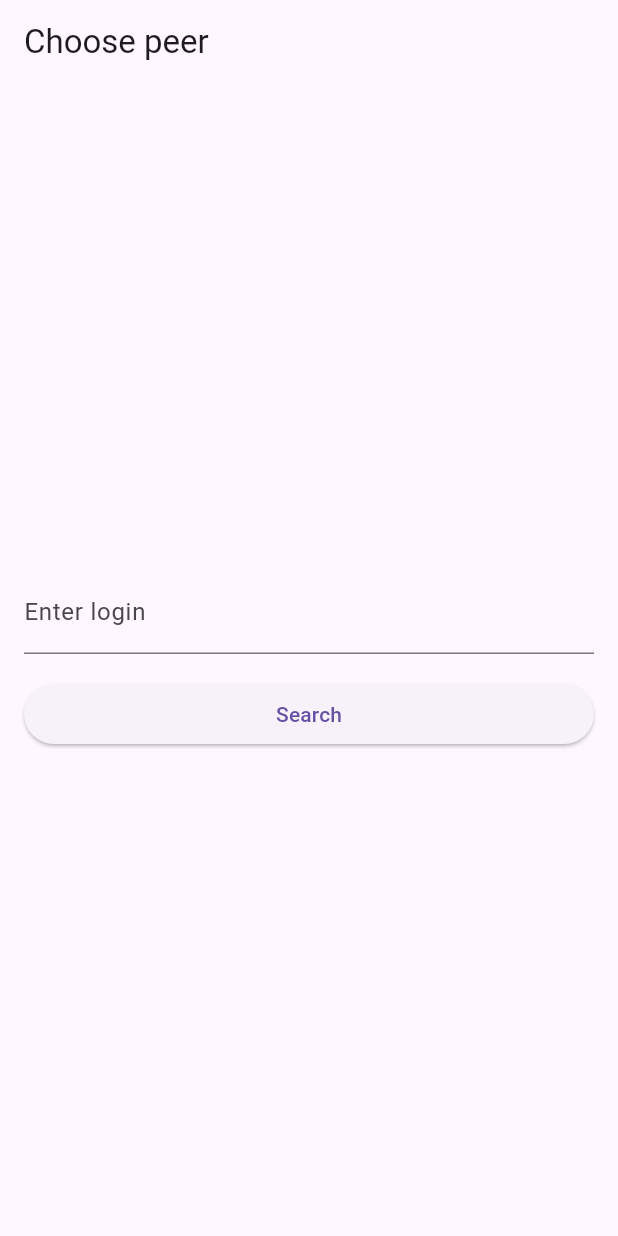
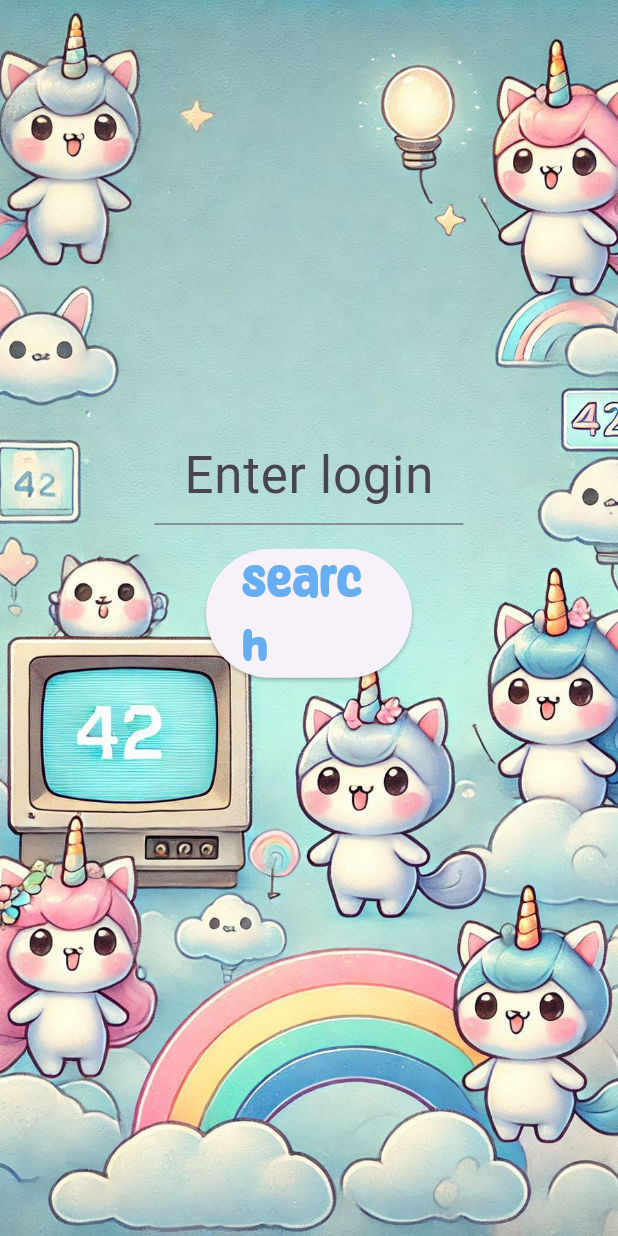
Before and after one commit to VladimirBudilov/SwiftyCompanion, a Flutter app: the screen it shows after launch, on a phone screen of 412 x 824 dp. Run offline on Flutter 3.47's test engine with Material 3 defaults, Android fonts, the phone set to English and light mode, and no system bars; our stand-ins replace flutter_dotenv; missing offline and left inert: http_interceptor, oauth2; Roboto replaces fonts that are missing (ChristmasStories).

Commit message:
feat: add style to home page

```diff
--- a/lib/views/home_page.dart
+++ b/lib/views/home_page.dart
@@ -1,11 +1,10 @@
 import 'package:flutter/material.dart';
 import 'package:provider/provider.dart';
+import 'package:swifty_companion/models/user.dart';
 import 'package:swifty_companion/services/user_service.dart';
-import 'user_page.dart';
+import 'package:swifty_companion/views/user_page.dart';
 
 class HomePage extends StatefulWidget {
-  const HomePage({super.key});
-
   @override
   _HomePageState createState() => _HomePageState();
 }
@@ -37,7 +36,9 @@ class _HomePageState extends State<HomePage> {
     setState(() {
       _isLoading = false;
       if (user == null) {
+        setState(() {
           _error = 'User not found';
+        });
       } else {
         Navigator.push(
           context,
@@ -51,34 +52,86 @@ class _HomePageState extends State<HomePage> {
 
   @override
   Widget build(BuildContext context) {
+    final screenWidth = MediaQuery.of(context).size.width;
+    final screenHeight = MediaQuery.of(context).size.height;
+
     return Scaffold(
-      appBar: AppBar(
-        title: const Text('Choose peer'),
+      body: Stack(
+        children: [
+          Container(
+            decoration: BoxDecoration(
+              image: DecorationImage(
+                image: AssetImage('assets/background/login_page/login5.jpeg'),
+                fit: BoxFit.cover,
               ),
-      body: Padding(
+            ),
+          ),
+          Center(
+            child: Padding(
               padding: const EdgeInsets.all(16.0),
               child: Column(
-          mainAxisAlignment: MainAxisAlignment.center,
-          crossAxisAlignment: CrossAxisAlignment.stretch,
+                mainAxisAlignment: MainAxisAlignment.start,
                 children: [
-            TextField(
+                  Spacer(flex: 2),
+                  SizedBox(
+                    width: screenWidth / 2,
+                    child: TextField(
                       controller: _controller,
+                      textAlign: TextAlign.center,
+                      style: TextStyle(
+                        fontFamily: 'ChristmasStories',
+                        fontSize: 34,
+                      ),
                       decoration: InputDecoration(
-                labelText: 'Enter login',
+                        label: Center(
+                          child: Text(
+                            'Enter login',
+                            style: TextStyle(
+                              fontFamily: 'ChristmasStories',
+                              fontSize: 34,
+                            ),
+                          ),
+                        ),
+                        labelStyle: TextStyle(
+                          fontFamily: 'ChristmasStories',
+                          fontSize: 34,
+                        ),
                         errorText: _error,
+                        errorStyle: TextStyle(
+                          color: const Color.fromARGB(255, 243, 71, 128),
+                          fontFamily: 'ChristmasStories',
+                          fontSize: 26,
+
+                        ),
+                         alignLabelWithHint: true,
+                      ),
                     ),
                   ),
                   const SizedBox(height: 16),
-            ElevatedButton(
+                  SizedBox(
+                    width: screenWidth / 3,
+                    child: ElevatedButton(
                       onPressed: _isLoading ? null : _searchUser,
                       child: _isLoading
                           ? const CircularProgressIndicator(
                               color: Colors.white,
                             )
-                  : const Text('Search'),
+                          : Text(
+                              'Search',
+                              style: TextStyle(
+                                fontFamily: 'MotleyForces',
+                                fontSize: 30,
+                                color: const Color.fromARGB(255, 102, 174, 241),
+                              ),
+                            ),
+                    ),
+                  ),
+                  Spacer(flex: 3),
+                ],
+              ),
+            ),
           ),
         ],
-        ),
       ),
     );
   }
```
Also changed, not shown: pubspec.yaml (+9 -0 lines). Lines whose indentation alone changed are shown as unchanged.
